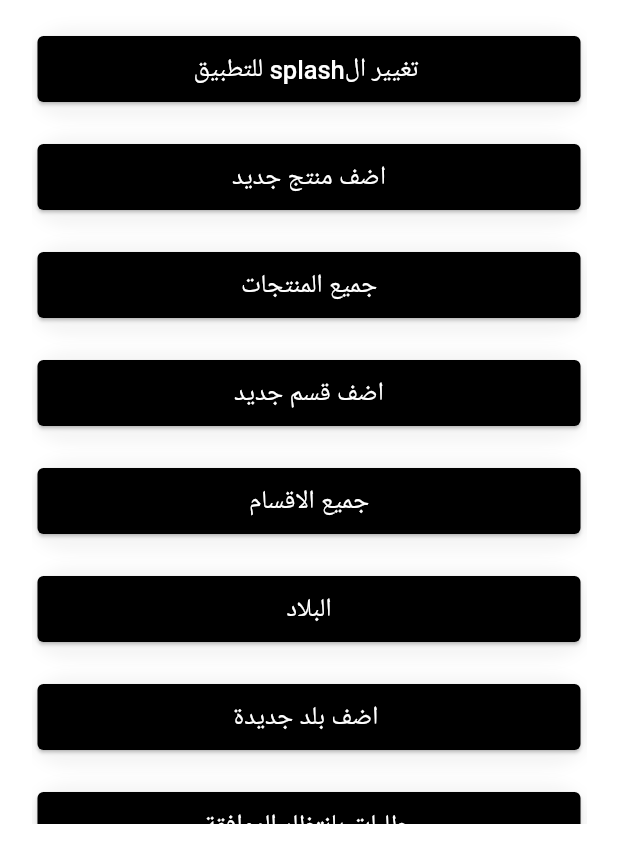
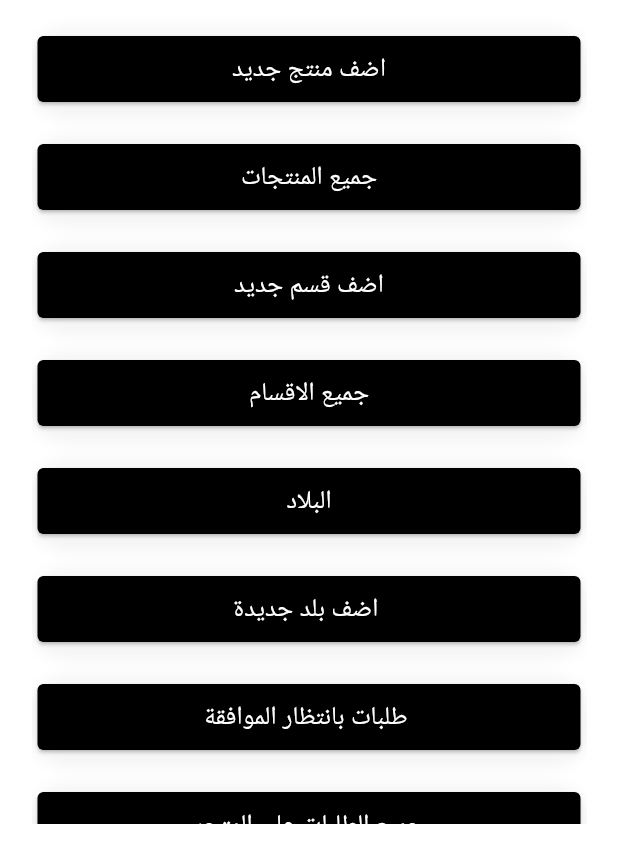
Before and after one commit to youssef999/myadmin_shop2023, a Flutter app: the screen it shows after launch, on a phone screen of 412 x 824 dp, the part 381-1236 px from its top. Run offline on Flutter 3.47's test engine with Material 2 defaults, Android fonts, the phone set to English and light mode, and no system bars; our stand-ins replace bloc, carousel_slider, cloud_firestore, firebase_auth, firebase_core, firebase_storage and 12 more; accounts and stored records are empty; Roboto replaces fonts that are missing (Tajawal).

Commit message:
ADMIN UPDATE

```diff
--- a/lib/main.dart
+++ b/lib/main.dart
@@ -26,7 +26,7 @@ void main()async {
     return  GetMaterialApp(
       debugShowCheckedModeBanner: false,
       textDirection:TextDirection.rtl,
-      title: 'Shop',
+      title: 'ADMIN',
       color:ColorsManager.primary,
       theme: ThemeData(
         primarySwatch: Colors.red,
--- a/lib/presentation/views/admin/admin_view.dart
+++ b/lib/presentation/views/admin/admin_view.dart
@@ -40,14 +40,14 @@ class AdminView extends StatelessWidget {
 
             const SizedBox(height: 20,),
 
-
-            CustomButton(text:' تغيير الsplash للتطبيق ', onPressed:(){
-
-              Get.to(const SplashView());
-
-            }, color1:ColorsManager.primary, color2: ColorsManager.primary2),
-
-            const SizedBox(height: 20,),
+            //
+            // CustomButton(text:' تغيير الsplash للتطبيق ', onPressed:(){
+            //
+            //   Get.to(const SplashView());
+            //
+            // }, color1:ColorsManager.primary, color2: ColorsManager.primary2),
+            //
+            // const SizedBox(height: 20,),
 
 
             CustomButton(text:'اضف منتج جديد', onPressed:(){
--- a/lib/presentation/views/admin/orders/orders.dart
+++ b/lib/presentation/views/admin/orders/orders.dart
@@ -834,10 +834,12 @@ class OrdersView extends StatelessWidget {
                                 const SizedBox(height: 10,),
                                 Column(
                                   children: [
+
                                     const Custom_Text(
                                         text: 'حالة الطلب ',
                                         fontSize: 24,
                                         alignment: Alignment.center),
+
 
 
                                     Custom_Text(
@@ -863,8 +865,6 @@ class OrdersView extends StatelessWidget {
 }
 
  EditOrderStatus ({required DocumentSnapshot posts,required String status})async{
-
-
    final CollectionReference _updates =
    FirebaseFirestore.instance.collection('orders');
    await _updates
@@ -877,7 +877,6 @@ class OrdersView extends StatelessWidget {
        appMessage(text: 'تم تعديل الحالة بنجاح ');
       // Get.offAll(const AdminView());
        print("EDITED");
-
      });
    });
  }
--- a/lib/presentation/views/admin/splash.dart
+++ b/lib/presentation/views/admin/splash.dart
@@ -24,11 +24,8 @@ class SplashView extends StatelessWidget {
             listener: (context, state) {
 
               if(state is AddNewSplashSuccessState){
-
                 appMessage(text: 'تم اضافة  بنجاح');
-
-             //   Get.offAll(const AdminView());
-
+               Get.offAll(const AdminView());
               }
             },
 
--- a/lib/presentation/views/location/location_form_view.dart
+++ b/lib/presentation/views/location/location_form_view.dart
@@ -10,7 +10,6 @@ import 'package:shop_app/presentation/widgets/Custom_button.dart';
 import 'package:shop_app/presentation/widgets/custom_textformfield.dart';
   import 'package:flutter_bloc/flutter_bloc.dart';
 import '../../../domain/models/cart_model.dart';
-import '../../bloc/cart/cart_cubit.dart';
 import '../../bloc/location/location_cubit.dart';
 import '../../bloc/location/location_states.dart';
 
```
